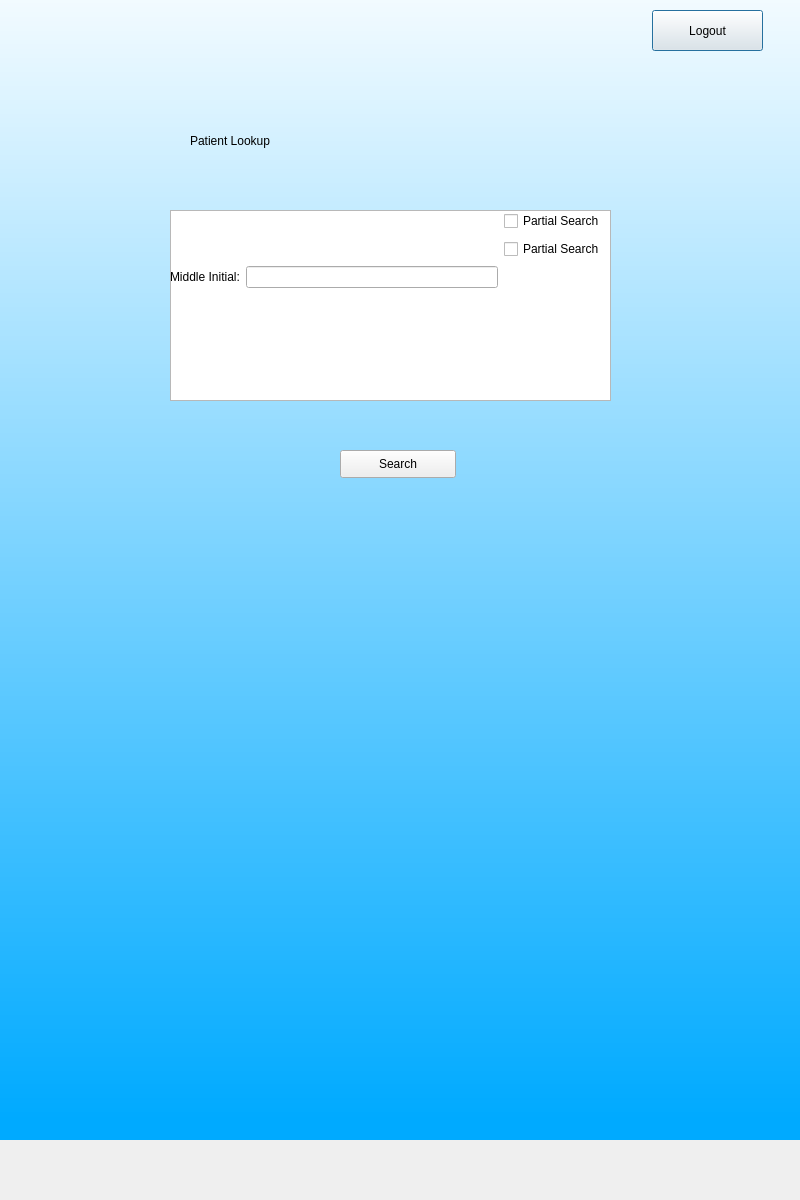
Qt form patientsearch.ui (AlexHarbaugh1/CS499) before a commit.
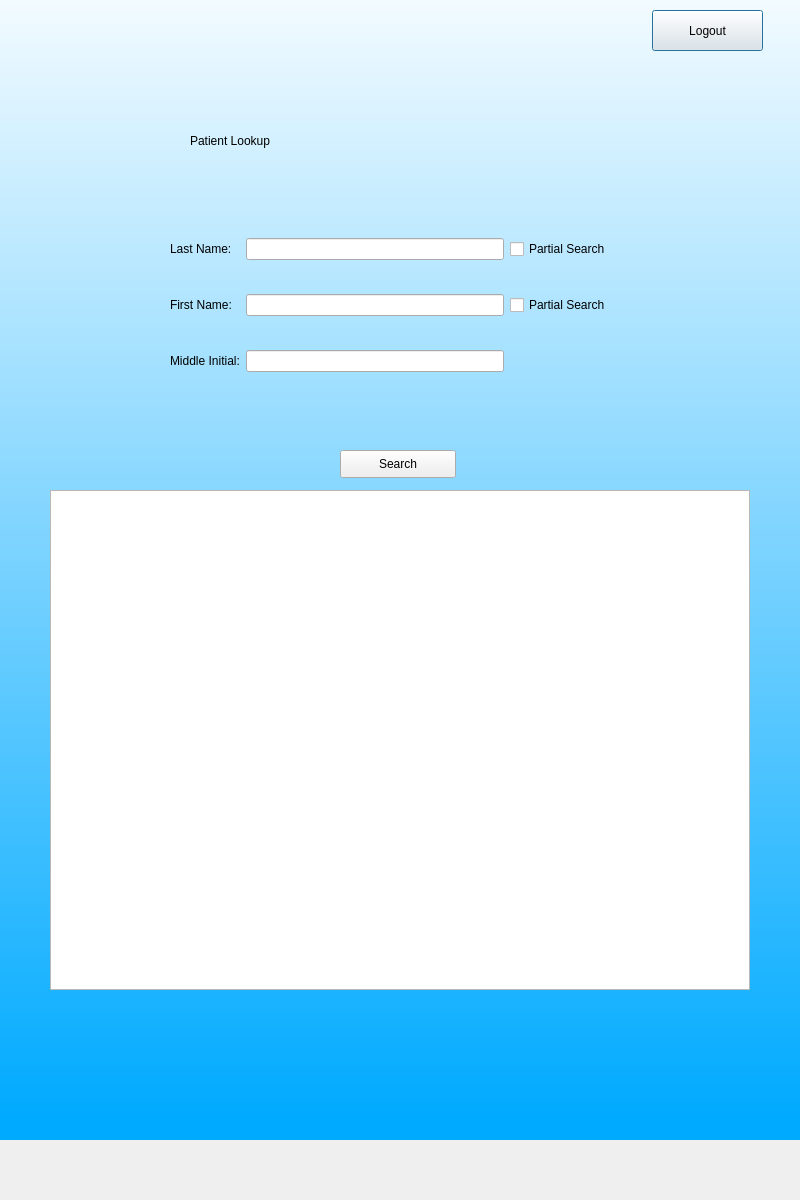
The same form after that commit.

Commit message: Trying to fix search screen

What changed in the file:
```diff
--- a/patientsearch.ui
+++ b/patientsearch.ui
@@ -107,9 +107,6 @@
      <item row="1" column="1">
       <widget class="QLineEdit" name="firstField"/>
      </item>
-     <item row="0" column="0" rowspan="8" colspan="5">
-       <widget class="QTableWidget" name="resultsTable"/>
-      </item>
      <item row="2" column="0">
       <widget class="QLabel" name="label_2">
        <property name="styleSheet">
@@ -152,6 +149,16 @@
      <string>Search</string>
     </property>
    </widget>
+   <widget class="QTableWidget" name="resultsTable">
+    <property name="geometry">
+     <rect>
+      <x>50</x>
+      <y>550</y>
+      <width>700</width>
+      <height>500</height>
+     </rect>
+    </property>
+   </widget>
   </widget>
  </widget>
  <resources/>
```
The commit also changes 1 other file.
